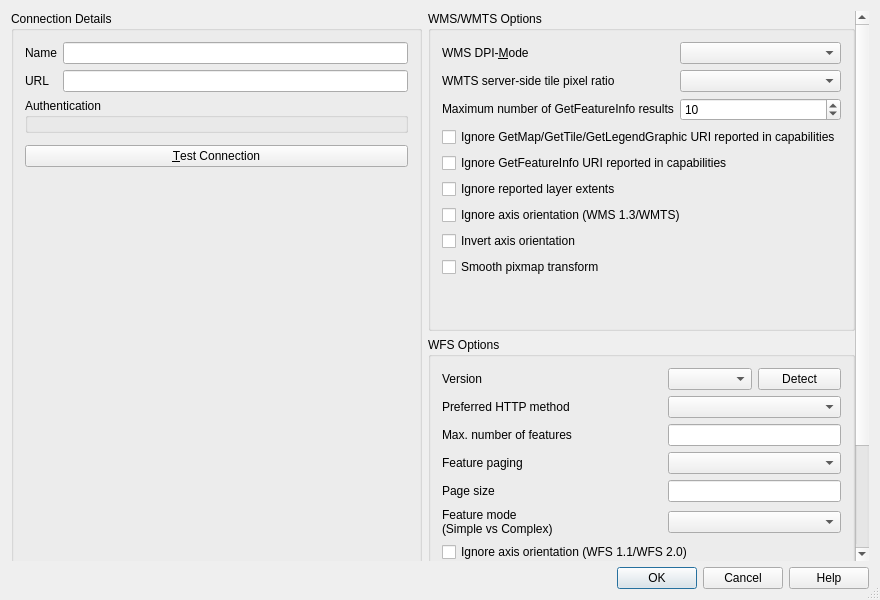
carsmie/QGIS, file src/ui/qgsnewhttpconnectionbase.ui: the form before one commit.
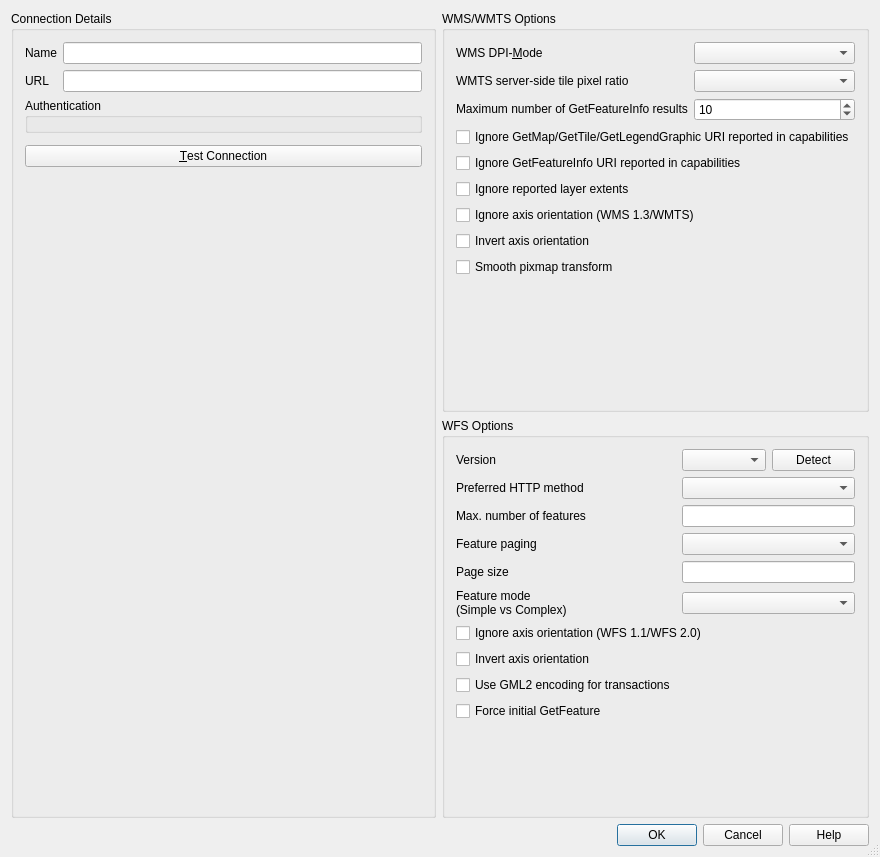
The form after the commit. Custom widgets are drawn as their Qt base class.

Commit message:
Add a tooltip to the WFS "Feature mode" option
and hide its label when required

Patch:
```diff
--- a/src/ui/qgsnewhttpconnectionbase.ui
+++ b/src/ui/qgsnewhttpconnectionbase.ui
@@ -7,7 +7,7 @@
     <x>0</x>
     <y>0</y>
     <width>880</width>
-    <height>600</height>
+    <height>857</height>
    </rect>
   </property>
   <property name="windowTitle">
@@ -32,9 +32,9 @@
       <property name="geometry">
        <rect>
         <x>0</x>
-        <y>-74</y>
-        <width>855</width>
-        <height>659</height>
+        <y>0</y>
+        <width>868</width>
+        <height>805</height>
        </rect>
       </property>
       <layout class="QHBoxLayout" name="horizontalLayout">
@@ -158,7 +158,7 @@
             <property name="sizeHint" stdset="0">
              <size>
               <width>20</width>
-              <height>40</height>
+              <height>0</height>
              </size>
             </property>
            </spacer>
@@ -300,7 +300,7 @@
               <property name="sizeHint" stdset="0">
                <size>
                 <width>20</width>
-                <height>40</height>
+                <height>0</height>
                </size>
               </property>
              </spacer>
@@ -440,7 +440,7 @@
               <property name="sizeHint" stdset="0">
                <size>
                 <width>20</width>
-                <height>40</height>
+                <height>0</height>
                </size>
               </property>
              </spacer>
```
Left out of the diff: 16 changed lines with no effect on the pictures. The commit also changes 1 other file.
